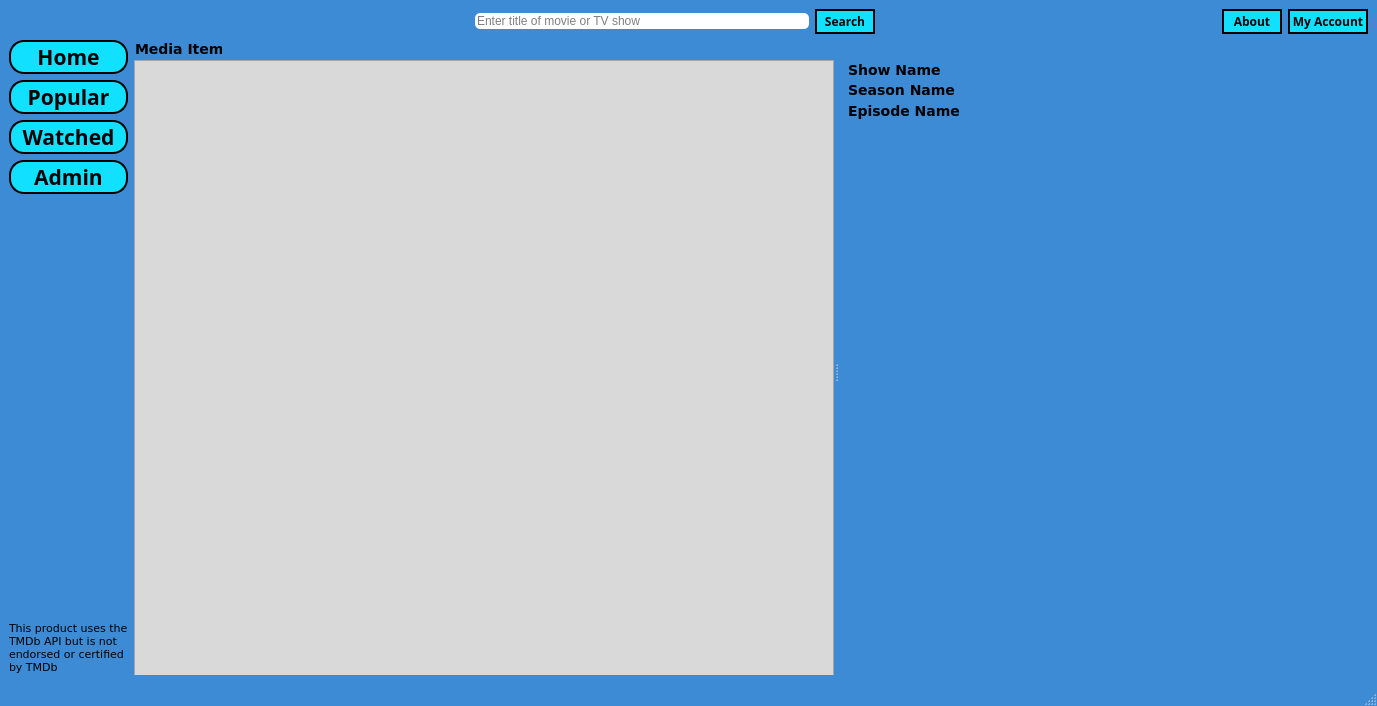
Before: the Qt Designer form PlotTalk/Forms/dashboard.ui in allanhaywood/CS441, drawn with Qt 5.
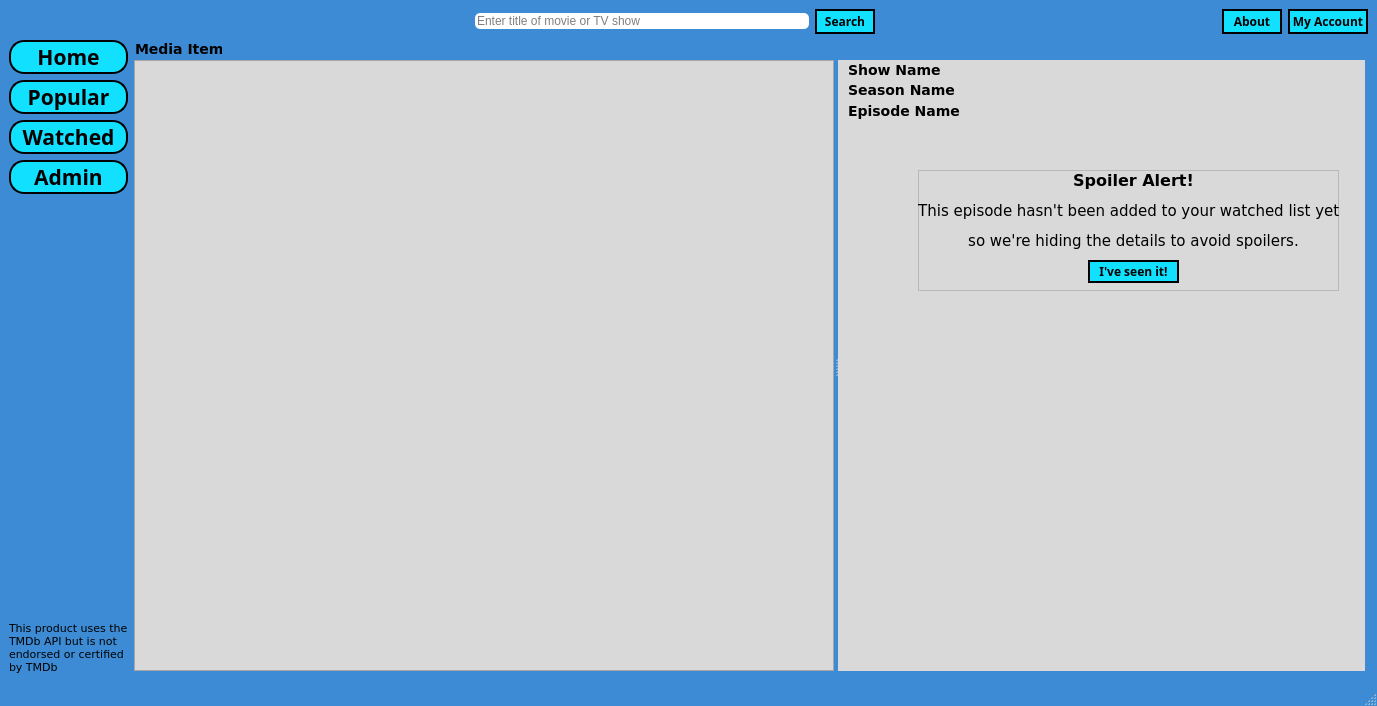
After: the same form once the commit is applied. The open tabs and pages were chosen to show the change. Icons and pictures are not drawn.

Commit message:
Added spoiler alert and background to media page
Watched episodes are not saved yet because user class is not complete

What changed in the file:
```diff
--- a/PlotTalk/Forms/dashboard.ui
+++ b/PlotTalk/Forms/dashboard.ui
@@ -23,6 +23,9 @@
 background: rgb(60, 139, 212)
 }
 
+#mediaItemFrame {
+background-color: rgb(217, 217, 217)
+}
 
 QPushButton {
 background-color: rgb(17, 224, 255);
@@ -569,7 +572,7 @@
             <x>0</x>
             <y>20</y>
             <width>1231</width>
-            <height>621</height>
+            <height>611</height>
            </rect>
           </property>
           <property name="orientation">
@@ -591,7 +594,422 @@
             </property>
            </column>
           </widget>
-          <widget class="QWidget" name="widget" native="true">
+          <widget class="QFrame" name="mediaItemFrame">
+           <property name="palette">
+            <palette>
+             <active>
+              <colorrole role="WindowText">
+               <brush brushstyle="SolidPattern">
+                <color alpha="255">
+                 <red>255</red>
+                 <green>255</green>
+                 <blue>255</blue>
+                </color>
+               </brush>
+              </colorrole>
+              <colorrole role="Button">
+               <brush brushstyle="SolidPattern">
+                <color alpha="255">
+                 <red>217</red>
+                 <green>217</green>
+                 <blue>217</blue>
+                </color>
+               </brush>
+              </colorrole>
+              <colorrole role="Light">
+               <brush brushstyle="SolidPattern">
+                <color alpha="255">
+                 <red>0</red>
+                 <green>0</green>
+                 <blue>0</blue>
+                </color>
+               </brush>
+              </colorrole>
+              <colorrole role="Midlight">
+               <brush brushstyle="SolidPattern">
+                <color alpha="255">
+                 <red>0</red>
+                 <green>0</green>
+                 <blue>0</blue>
+                </color>
+               </brush>
+              </colorrole>
+              <colorrole role="Dark">
+               <brush brushstyle="SolidPattern">
+                <color alpha="255">
+                 <red>0</red>
+                 <green>0</green>
+                 <blue>0</blue>
+                </color>
+               </brush>
+              </colorrole>
+              <colorrole role="Mid">
+               <brush brushstyle="SolidPattern">
+                <color alpha="255">
+                 <red>0</red>
+                 <green>0</green>
+                 <blue>0</blue>
+                </color>
+               </brush>
+              </colorrole>
+              <colorrole role="Text">
+               <brush brushstyle="SolidPattern">
+                <color alpha="255">
+                 <red>255</red>
+                 <green>255</green>
+                 <blue>255</blue>
+                </color>
+               </brush>
+              </colorrole>
+              <colorrole role="BrightText">
+               <brush brushstyle="SolidPattern">
+                <color alpha="255">
+                 <red>255</red>
+                 <green>255</green>
+                 <blue>255</blue>
+                </color>
+               </brush>
+              </colorrole>
+              <colorrole role="ButtonText">
+               <brush brushstyle="SolidPattern">
+                <color alpha="255">
+                 <red>255</red>
+                 <green>255</green>
+                 <blue>255</blue>
+                </color>
+               </brush>
+              </colorrole>
+              <colorrole role="Base">
+               <brush brushstyle="SolidPattern">
+                <color alpha="255">
+                 <red>217</red>
+                 <green>217</green>
+                 <blue>217</blue>
+                </color>
+               </brush>
+              </colorrole>
+              <colorrole role="Window">
+               <brush brushstyle="SolidPattern">
+                <color alpha="255">
+                 <red>217</red>
+                 <green>217</green>
+                 <blue>217</blue>
+                </color>
+               </brush>
+              </colorrole>
+              <colorrole role="Shadow">
+               <brush brushstyle="SolidPattern">
+                <color alpha="255">
+                 <red>0</red>
+                 <green>0</green>
+                 <blue>0</blue>
+                </color>
+               </brush>
+              </colorrole>
+              <colorrole role="AlternateBase">
+               <brush brushstyle="SolidPattern">
+                <color alpha="255">
+                 <red>0</red>
+                 <green>0</green>
+                 <blue>0</blue>
+                </color>
+               </brush>
+              </colorrole>
+              <colorrole role="ToolTipBase">
+               <brush brushstyle="SolidPattern">
+                <color alpha="255">
+                 <red>255</red>
+                 <green>255</green>
+                 <blue>220</blue>
+                </color>
+               </brush>
+              </colorrole>
+              <colorrole role="ToolTipText">
+               <brush brushstyle="SolidPattern">
+                <color alpha="255">
+                 <red>0</red>
+                 <green>0</green>
+                 <blue>0</blue>
+                </color>
+               </brush>
+              </colorrole>
+             </active>
+             <inactive>
+              <colorrole role="WindowText">
+               <brush brushstyle="SolidPattern">
+                <color alpha="255">
+                 <red>255</red>
+                 <green>255</green>
+                 <blue>255</blue>
+                </color>
+               </brush>
+              </colorrole>
+              <colorrole role="Button">
+               <brush brushstyle="SolidPattern">
+                <color alpha="255">
+                 <red>217</red>
+                 <green>217</green>
+                 <blue>217</blue>
+                </color>
+               </brush>
+              </colorrole>
+              <colorrole role="Light">
+               <brush brushstyle="SolidPattern">
+                <color alpha="255">
+                 <red>0</red>
+                 <green>0</green>
+                 <blue>0</blue>
+                </color>
+               </brush>
+              </colorrole>
+              <colorrole role="Midlight">
+               <brush brushstyle="SolidPattern">
+                <color alpha="255">
+                 <red>0</red>
+                 <green>0</green>
+                 <blue>0</blue>
+                </color>
+               </brush>
+              </colorrole>
+              <colorrole role="Dark">
+               <brush brushstyle="SolidPattern">
+                <color alpha="255">
+                 <red>0</red>
+                 <green>0</green>
+                 <blue>0</blue>
+                </color>
+               </brush>
+              </colorrole>
+              <colorrole role="Mid">
+               <brush brushstyle="SolidPattern">
+                <color alpha="255">
+                 <red>0</red>
+                 <green>0</green>
+                 <blue>0</blue>
+                </color>
+               </brush>
+              </colorrole>
+              <colorrole role="Text">
+               <brush brushstyle="SolidPattern">
+                <color alpha="255">
+                 <red>255</red>
+                 <green>255</green>
+                 <blue>255</blue>
+                </color>
+               </brush>
+              </colorrole>
+              <colorrole role="BrightText">
+               <brush brushstyle="SolidPattern">
+                <color alpha="255">
+                 <red>255</red>
+                 <green>255</green>
+                 <blue>255</blue>
+                </color>
+               </brush>
+              </colorrole>
+              <colorrole role="ButtonText">
+               <brush brushstyle="SolidPattern">
+                <color alpha="255">
+                 <red>255</red>
+                 <green>255</green>
+                 <blue>255</blue>
+                </color>
+               </brush>
+              </colorrole>
+              <colorrole role="Base">
+               <brush brushstyle="SolidPattern">
+                <color alpha="255">
+                 <red>217</red>
+                 <green>217</green>
+                 <blue>217</blue>
+                </color>
+               </brush>
+              </colorrole>
+              <colorrole role="Window">
+               <brush brushstyle="SolidPattern">
+                <color alpha="255">
+                 <red>217</red>
+                 <green>217</green>
+                 <blue>217</blue>
+                </color>
+               </brush>
+              </colorrole>
+              <colorrole role="Shadow">
+               <brush brushstyle="SolidPattern">
+                <color alpha="255">
+                 <red>0</red>
+                 <green>0</green>
+                 <blue>0</blue>
+                </color>
+               </brush>
+              </colorrole>
+              <colorrole role="AlternateBase">
+               <brush brushstyle="SolidPattern">
+                <color alpha="255">
+                 <red>0</red>
+                 <green>0</green>
+                 <blue>0</blue>
+                </color>
+               </brush>
+              </colorrole>
+              <colorrole role="ToolTipBase">
+               <brush brushstyle="SolidPattern">
+                <color alpha="255">
+                 <red>255</red>
+                 <green>255</green>
+                 <blue>220</blue>
+                </color>
+               </brush>
+              </colorrole>
+              <colorrole role="ToolTipText">
+               <brush brushstyle="SolidPattern">
+                <color alpha="255">
+                 <red>0</red>
+                 <green>0</green>
+                 <blue>0</blue>
+                </color>
+               </brush>
+              </colorrole>
+             </inactive>
+             <disabled>
+              <colorrole role="WindowText">
+               <brush brushstyle="SolidPattern">
+                <color alpha="255">
+                 <red>0</red>
+                 <green>0</green>
+                 <blue>0</blue>
+                </color>
+               </brush>
+              </colorrole>
+              <colorrole role="Button">
+               <brush brushstyle="SolidPattern">
+                <color alpha="255">
+                 <red>217</red>
+                 <green>217</green>
+                 <blue>217</blue>
+                </color>
+               </brush>
+              </colorrole>
+              <colorrole role="Light">
+               <brush brushstyle="SolidPattern">
+                <color alpha="255">
+                 <red>0</red>
+                 <green>0</green>
+                 <blue>0</blue>
+                </color>
+               </brush>
+              </colorrole>
+              <colorrole role="Midlight">
+               <brush brushstyle="SolidPattern">
+                <color alpha="255">
+                 <red>0</red>
+                 <green>0</green>
+                 <blue>0</blue>
+                </color>
+               </brush>
+              </colorrole>
+              <colorrole role="Dark">
+               <brush brushstyle="SolidPattern">
+                <color alpha="255">
+                 <red>0</red>
+                 <green>0</green>
+                 <blue>0</blue>
+                </color>
+               </brush>
+              </colorrole>
+              <colorrole role="Mid">
+               <brush brushstyle="SolidPattern">
+                <color alpha="255">
+                 <red>0</red>
+                 <green>0</green>
+                 <blue>0</blue>
+                </color>
+               </brush>
+              </colorrole>
+              <colorrole role="Text">
+               <brush brushstyle="SolidPattern">
+                <color alpha="255">
+                 <red>0</red>
+                 <green>0</green>
+                 <blue>0</blue>
+                </color>
+               </brush>
+              </colorrole>
+              <colorrole role="BrightText">
+               <brush brushstyle="SolidPattern">
+                <color alpha="255">
+                 <red>255</red>
+                 <green>255</green>
+                 <blue>255</blue>
+                </color>
+               </brush>
+              </colorrole>
+              <colorrole role="ButtonText">
+               <brush brushstyle="SolidPattern">
+                <color alpha="255">
+                 <red>0</red>
+                 <green>0</green>
+                 <blue>0</blue>
+                </color>
+               </brush>
+              </colorrole>
+              <colorrole role="Base">
+               <brush brushstyle="SolidPattern">
+                <color alpha="255">
+                 <red>217</red>
+                 <green>217</green>
+                 <blue>217</blue>
+                </color>
+               </brush>
+              </colorrole>
+              <colorrole role="Window">
+               <brush brushstyle="SolidPattern">
+                <color alpha="255">
+                 <red>217</red>
+                 <green>217</green>
+                 <blue>217</blue>
+                </color>
+               </brush>
+              </colorrole>
+              <colorrole role="Shadow">
+               <brush brushstyle="SolidPattern">
+                <color alpha="255">
+                 <red>0</red>
+                 <green>0</green>
+                 <blue>0</blue>
+                </color>
+               </brush>
+              </colorrole>
+              <colorrole role="AlternateBase">
+               <brush brushstyle="SolidPattern">
+                <color alpha="255">
+                 <red>0</red>
+                 <green>0</green>
+                 <blue>0</blue>
+                </color>
+               </brush>
+              </colorrole>
+              <colorrole role="ToolTipBase">
+               <brush brushstyle="SolidPattern">
+                <color alpha="255">
+                 <red>255</red>
+                 <green>255</green>
+                 <blue>220</blue>
+                </color>
+               </brush>
+              </colorrole>
+              <colorrole role="ToolTipText">
+               <brush brushstyle="SolidPattern">
+                <color alpha="255">
+                 <red>0</red>
+                 <green>0</green>
+                 <blue>0</blue>
+                </color>
+               </brush>
+              </colorrole>
+             </disabled>
+            </palette>
+           </property>
            <widget class="QLabel" name="episodeName">
             <property name="geometry">
              <rect>
@@ -605,19 +1023,6 @@
              <string>Episode Name</string>
             </property>
            </widget>
-           <widget class="QLabel" name="showName">
-            <property name="geometry">
-             <rect>
-              <x>10</x>
-              <y>0</y>
-              <width>201</width>
-              <height>20</height>
-             </rect>
-            </property>
-            <property name="text">
-             <string>Show Name</string>
-            </property>
-           </widget>
            <widget class="QLabel" name="seasonName">
             <property name="geometry">
              <rect>
@@ -631,6 +1036,78 @@
              <string>Season Name</string>
             </property>
            </widget>
+           <widget class="QLabel" name="showName">
+            <property name="geometry">
+             <rect>
+              <x>10</x>
+              <y>0</y>
+              <width>201</width>
+              <height>20</height>
+             </rect>
+            </property>
+            <property name="text">
+             <string>Show Name</string>
+            </property>
+           </widget>
+           <widget class="QFrame" name="frame">
+            <property name="geometry">
+             <rect>
+              <x>80</x>
+              <y>110</y>
+              <width>421</width>
+              <height>121</height>
+             </rect>
+            </property>
+            <property name="frameShape">
+             <enum>QFrame::StyledPanel</enum>
+            </property>
+            <property name="frameShadow">
+             <enum>QFrame::Raised</enum>
+            </property>
+            <widget class="QLabel" name="watchedWarning">
+             <property name="geometry">
+              <rect>
+               <x>0</x>
+               <y>0</y>
+               <width>431</width>
+               <height>81</height>
+              </rect>
+             </property>
+             <property name="font">
+              <font>
+               <family>verdana</family>
+               <pointsize>-1</pointsize>
+               <weight>75</weight>
+               <italic>false</italic>
+               <bold>true</bold>
+              </font>
+             </property>
+             <property name="text">
+              <string>&lt;html&gt;&lt;head/&gt;&lt;body&gt;&lt;p align=&quot;center&quot;&gt;&lt;span style=&quot; font-size:12pt;&quot;&gt;Spoiler Alert!&lt;/span&gt;&lt;/p&gt;&lt;p align=&quot;center&quot;&gt;&lt;span style=&quot; font-size:11pt; font-weight:400;&quot;&gt;This episode hasn't been added to your watched list yet, &lt;/span&gt;&lt;/p&gt;&lt;p align=&quot;center&quot;&gt;&lt;span style=&quot; font-size:11pt; font-weight:400;&quot;&gt;so we're hiding the details to avoid spoilers.&lt;/span&gt;&lt;/p&gt;&lt;/body&gt;&lt;/html&gt;</string>
+             </property>
+             <property name="textFormat">
+              <enum>Qt::RichText</enum>
+             </property>
+            </widget>
+            <widget class="QPushButton" name="watchedConfirmButton">
+             <property name="geometry">
+              <rect>
+               <x>170</x>
+               <y>90</y>
+               <width>91</width>
+               <height>23</height>
+              </rect>
+             </property>
+             <property name="text">
+              <string>I've seen it!</string>
+             </property>
+            </widget>
+           </widget>
+           <zorder>episodeName</zorder>
+           <zorder>seasonName</zorder>
+           <zorder>showName</zorder>
+           <zorder>frame</zorder>
+           <zorder>watchedWarning</zorder>
           </widget>
          </widget>
         </widget>
```
Left out of the diff: 2 changed lines with no effect on the pictures. The commit also changes 2 other files.
